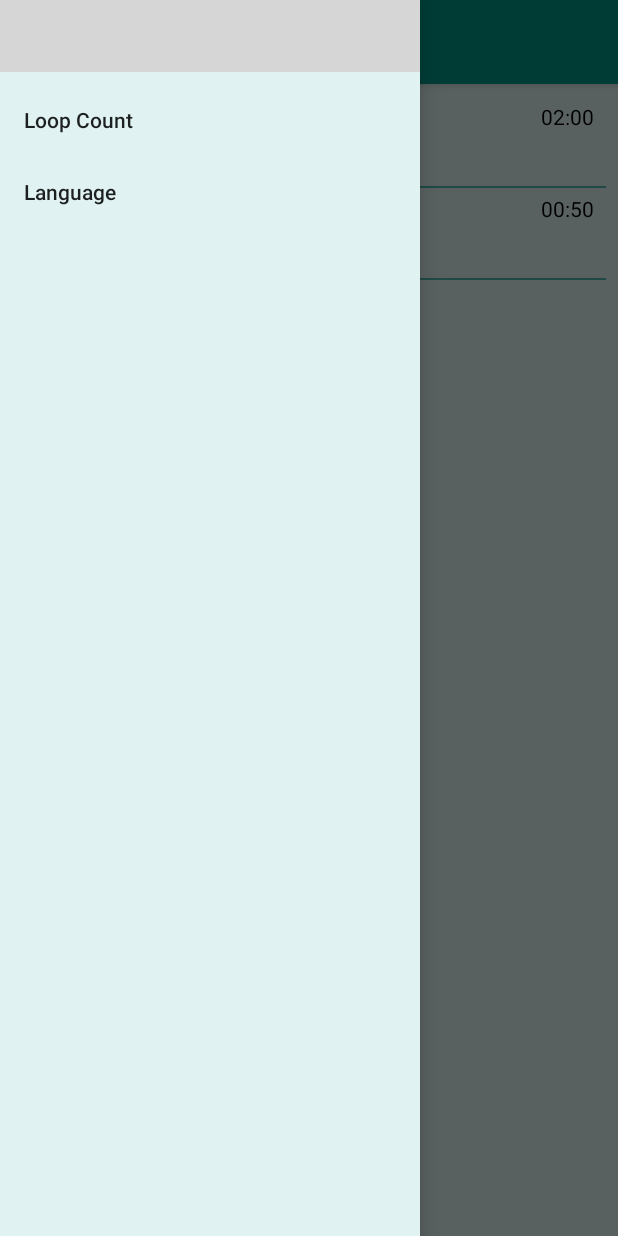
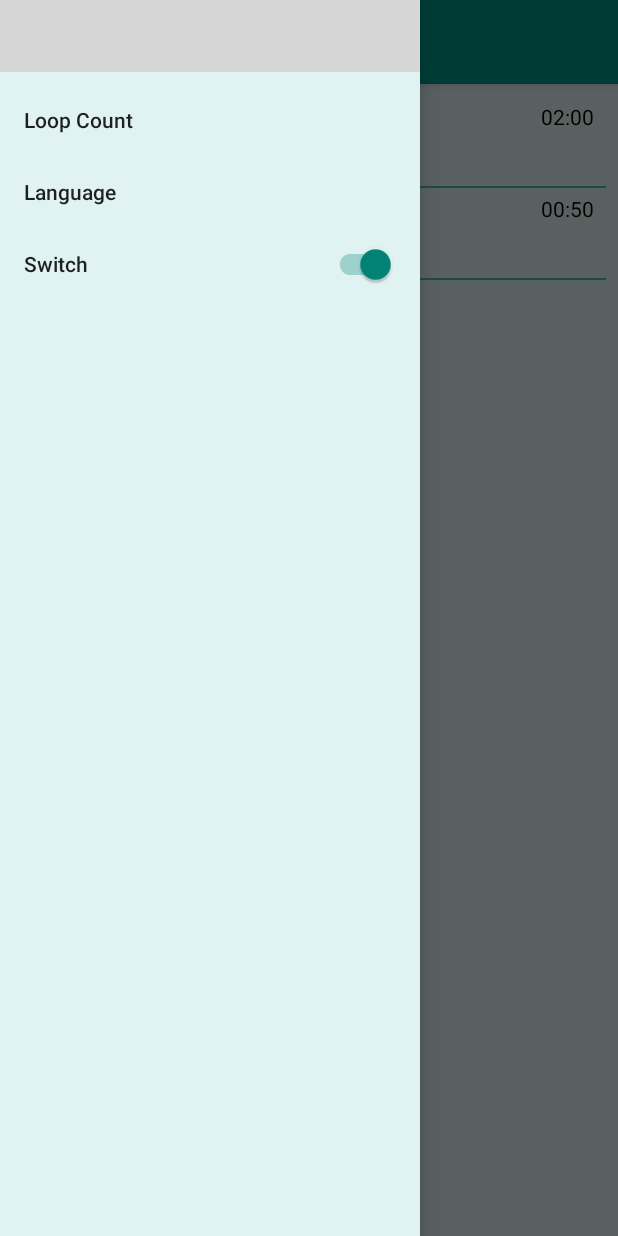
Before and after one commit to Shahriar07/mediaPlayer, an Android app: the screen it shows after launch (DashboardActivity), with the side drawer open, on a phone screen of 412 x 824 dp. Run offline under Robolectric (Android 15) with nearby library versions, the phone set to English and light mode, and no system bars; grey boxes are pictures that could not be loaded.

Commit message:
Add switch in menu

```diff
--- a/app/src/main/java/com/shahriar/androidtestapplication/UI/DashboardActivity.java
+++ b/app/src/main/java/com/shahriar/androidtestapplication/UI/DashboardActivity.java
@@ -6,14 +6,18 @@ import android.os.PersistableBundle;
 import android.support.annotation.NonNull;
 import android.support.annotation.Nullable;
 import android.support.design.widget.NavigationView;
+import android.support.design.widget.Snackbar;
 import android.support.v4.view.GravityCompat;
+import android.support.v4.view.MenuItemCompat;
 import android.support.v4.widget.DrawerLayout;
 import android.support.v7.app.ActionBar;
 import android.support.v7.app.AppCompatActivity;
 import android.support.v7.widget.DividerItemDecoration;
 import android.support.v7.widget.LinearLayoutManager;
 import android.support.v7.widget.RecyclerView;
+import android.support.v7.widget.SwitchCompat;
 import android.support.v7.widget.Toolbar;
+import android.view.Menu;
 import android.view.MenuItem;
 import android.view.View;
 import android.widget.Button;
@@ -45,6 +49,8 @@ public class DashboardActivity extends AppCompatActivity implements View.OnClick
     private RecyclerView.LayoutManager mLayoutManager;
     private RecyclerView.Adapter mAdapter;
     private RecyclerView surahListView;
+
+    private SwitchCompat switcher;
 
     private ArrayList<SurahInfo> surahInfoList;
 
@@ -121,6 +127,21 @@ public class DashboardActivity extends AppCompatActivity implements View.OnClick
 
             }
         }));
+
+
+
+        Menu menu = navigationView.getMenu();
+        MenuItem menuItem = menu.findItem(R.id.loop_control_switch);
+        View actionView = MenuItemCompat.getActionView(menuItem);
+
+        switcher = (SwitchCompat) actionView.findViewById(R.id.switcher);
+        switcher.setChecked(true);
+        switcher.setOnClickListener(new View.OnClickListener() {
+            @Override
+            public void onClick(View v) {
+                Snackbar.make(v, (switcher.isChecked()) ? "is checked!!!" : "not checked!!!", Snackbar.LENGTH_SHORT).setAction("Action", null).show();
+            }
+        });
     }
 
     @Override
--- /dev/null
+++ b/app/src/main/res/layout/repeat_controller_switch.xml
@@ -0,0 +1,10 @@
+<?xml version="1.0" encoding="utf-8"?>
+<LinearLayout xmlns:android="http://schemas.android.com/apk/res/android"
+android:orientation="horizontal" android:layout_width="match_parent"
+android:layout_height="match_parent">
+<android.support.v7.widget.SwitchCompat
+    android:id="@+id/switcher"
+    android:layout_width="fill_parent"
+    android:layout_height="match_parent"
+    android:text=""/>
+</LinearLayout>
--- a/app/src/main/res/menu/drawer_view.xml
+++ b/app/src/main/res/menu/drawer_view.xml
@@ -1,5 +1,6 @@
 <?xml version="1.0" encoding="utf-8"?>
-<menu xmlns:android="http://schemas.android.com/apk/res/android" >
+<menu xmlns:android="http://schemas.android.com/apk/res/android"
+    xmlns:app="http://schemas.android.com/apk/res-auto">
     <group android:checkableBehavior="single">
         <item
             android:id="@+id/nav_camera"
@@ -8,4 +9,9 @@
             android:id="@+id/nav_gallery"
             android:title="@string/language" />
     </group>
+    <group android:checkableBehavior="single">
+        <item android:id="@+id/loop_control_switch"
+            app:actionLayout="@layout/repeat_controller_switch"
+            android:title="Switch" />
+    </group>
 </menu>
--- a/build.gradle
+++ b/build.gradle
@@ -7,7 +7,7 @@ buildscript {
         jcenter()
     }
     dependencies {
-        classpath 'com.android.tools.build:gradle:3.0.1'
+        classpath 'com.android.tools.build:gradle:3.1.0'
 
 
         // NOTE: Do not place your application dependencies here; they belong
```
Also changed, not shown: gradle/wrapper/gradle-wrapper.properties.
